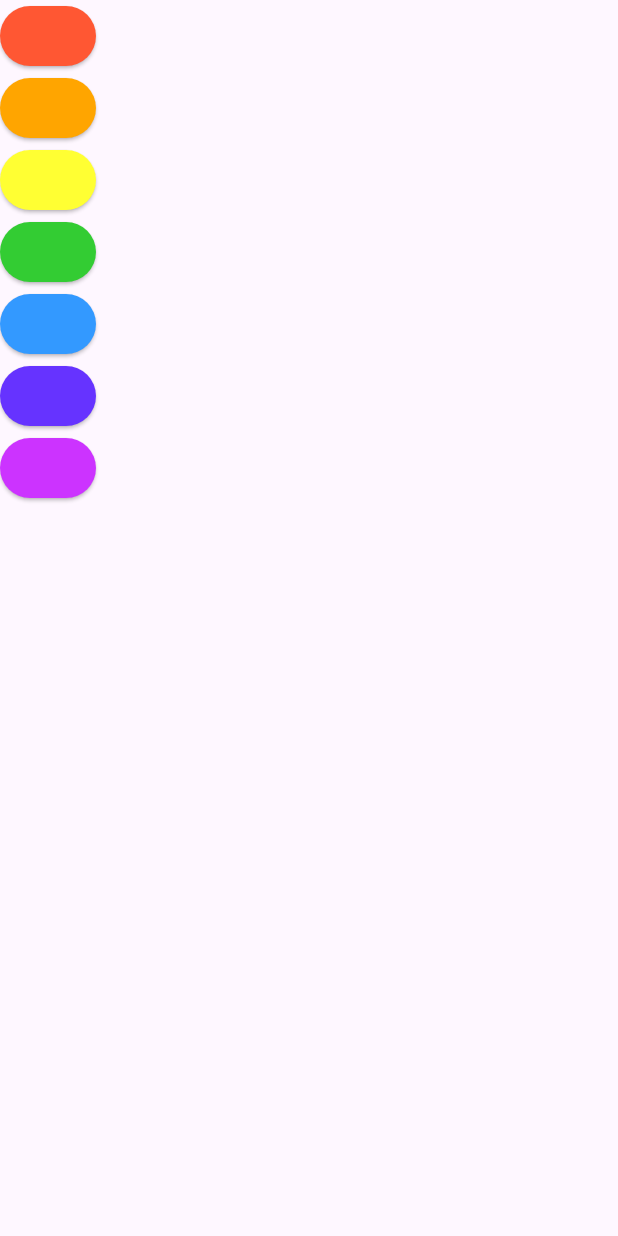
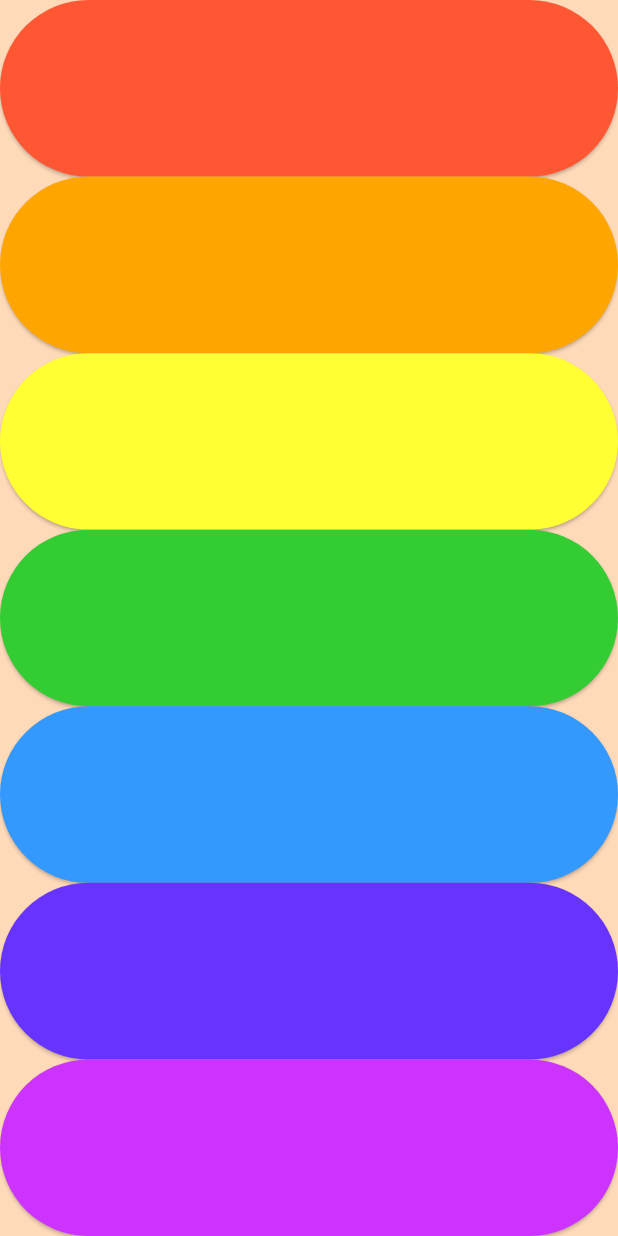
Before and after one commit to FLUXY01/Xylophone-Musical-App, a Flutter app: the screen it shows after launch, on a phone screen of 412 x 824 dp. Run offline on Flutter 3.47's test engine with Material 3 defaults, Android fonts, the phone set to English and light mode, and no system bars; our stand-ins replace audioplayers.

Commit message:
Final Change

```diff
--- a/lib/main.dart
+++ b/lib/main.dart
@@ -16,10 +16,13 @@ class MyApp extends StatelessWidget {
   Widget build(BuildContext context) {
     return MaterialApp(
       home: Scaffold(
+        backgroundColor: Color(0xFFFFDAB9),
         body: SafeArea(
           child: Column(
+            crossAxisAlignment: CrossAxisAlignment.stretch,
             children: [
-              ElevatedButton(
+              Expanded(
+                child: ElevatedButton(
                   style: ElevatedButton.styleFrom(
                     backgroundColor: Color(0xFFFF5733),
                     enableFeedback: false,
@@ -29,7 +32,9 @@ class MyApp extends StatelessWidget {
                   },
                   child: null,
                 ),
-              ElevatedButton(
+              ),
+              Expanded(
+                child: ElevatedButton(
                   style: ElevatedButton.styleFrom(
                     backgroundColor: Color(0xFFFFA500),
                     enableFeedback: false,
@@ -39,7 +44,9 @@ class MyApp extends StatelessWidget {
                   },
                   child: null,
                 ),
-              ElevatedButton(
+              ),
+              Expanded(
+                child: ElevatedButton(
                   style: ElevatedButton.styleFrom(
                     backgroundColor: Color(0xFFFFFF33),
                     enableFeedback: false,
@@ -49,7 +56,9 @@ class MyApp extends StatelessWidget {
                   },
                   child: null,
                 ),
-              ElevatedButton(
+              ),
+              Expanded(
+                child: ElevatedButton(
                   style: ElevatedButton.styleFrom(
                     backgroundColor: Color(0xFF33CC33),
                     enableFeedback: false,
@@ -59,7 +68,9 @@ class MyApp extends StatelessWidget {
                   },
                   child: null,
                 ),
-              ElevatedButton(
+              ),
+              Expanded(
+                child: ElevatedButton(
                   style: ElevatedButton.styleFrom(
                     backgroundColor: Color(0xFF3399FF),
                     enableFeedback: false,
@@ -69,7 +80,9 @@ class MyApp extends StatelessWidget {
                   },
                   child: null,
                 ),
-              ElevatedButton(
+              ),
+              Expanded(
+                child: ElevatedButton(
                   style: ElevatedButton.styleFrom(
                     backgroundColor: Color(0xFF6633FF),
                     enableFeedback: false,
@@ -79,7 +92,9 @@ class MyApp extends StatelessWidget {
                   },
                   child: null,
                 ),
-              ElevatedButton(
+              ),
+              Expanded(
+                child: ElevatedButton(
                   style: ElevatedButton.styleFrom(
                     backgroundColor: Color(0xFFCC33FF),
                     enableFeedback: false,
@@ -89,6 +104,7 @@ class MyApp extends StatelessWidget {
                   },
                   child: null,
                 ),
+              ),
             ],
           ),
         ),
```
Lines whose indentation alone changed are shown as unchanged.
